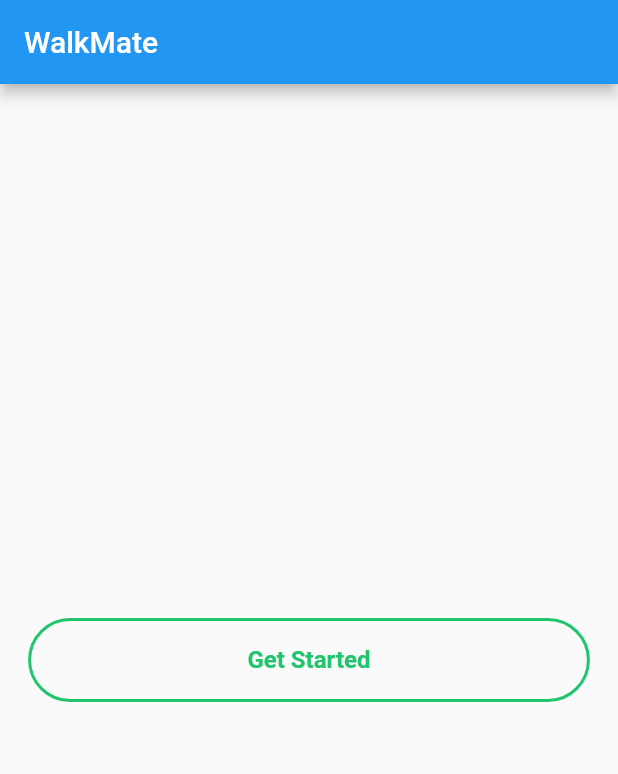
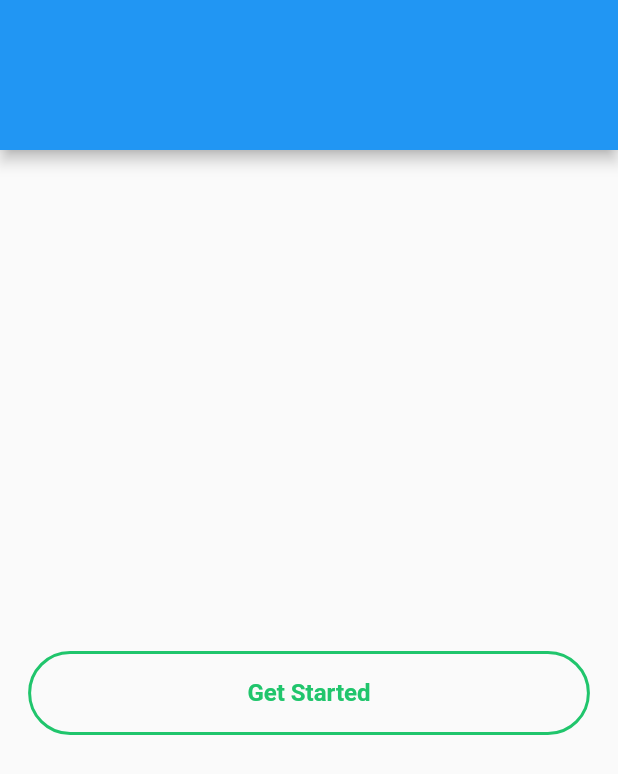
Before and after one commit to Rahat7288/Fitness-Tracker-, a Flutter app: the screen it shows after launch, on a phone screen of 412 x 824 dp. Shown: the top 774 px of the screen. Run offline on Flutter 3.47's test engine with Material 2 defaults, Android fonts, the phone set to English and light mode, and no system bars; Roboto replaces fonts that are missing (Manrope).

Commit message:
app name changed

```diff
--- a/lib/pages/home_page/home_layouts/home_mobile.dart
+++ b/lib/pages/home_page/home_layouts/home_mobile.dart
@@ -10,7 +10,10 @@ class HomeMobile extends StatelessWidget {
   Widget build(BuildContext context) {
     return Scaffold(
       appBar: AppBar(
-        title: Text('WalkMate'),
+        toolbarHeight: 100.0,
+        // leading: Container(
+        //   child: Image.asset('assets/images/Logo1.png'),
+        // ),
       ),
       body: Center(child: CustomButton2(context, 'Get Started')),
     );
```
Also changed, not shown: assets/images/Logo1.png (renamed from assets/images/Logo 1.png), 2 other files.
